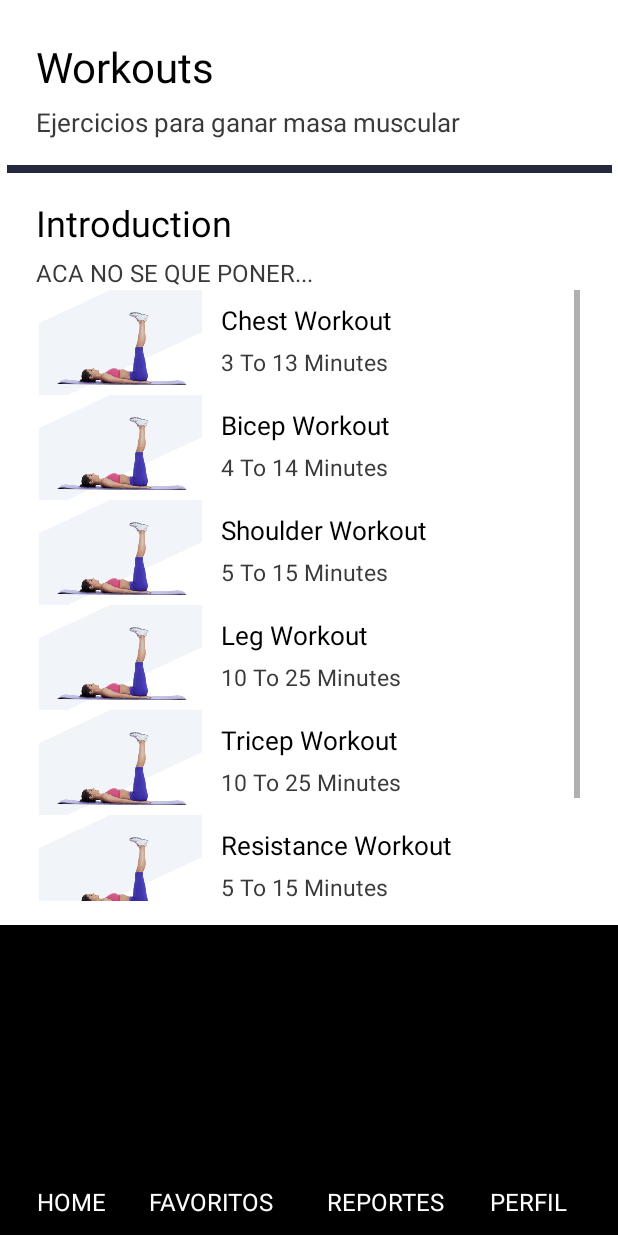
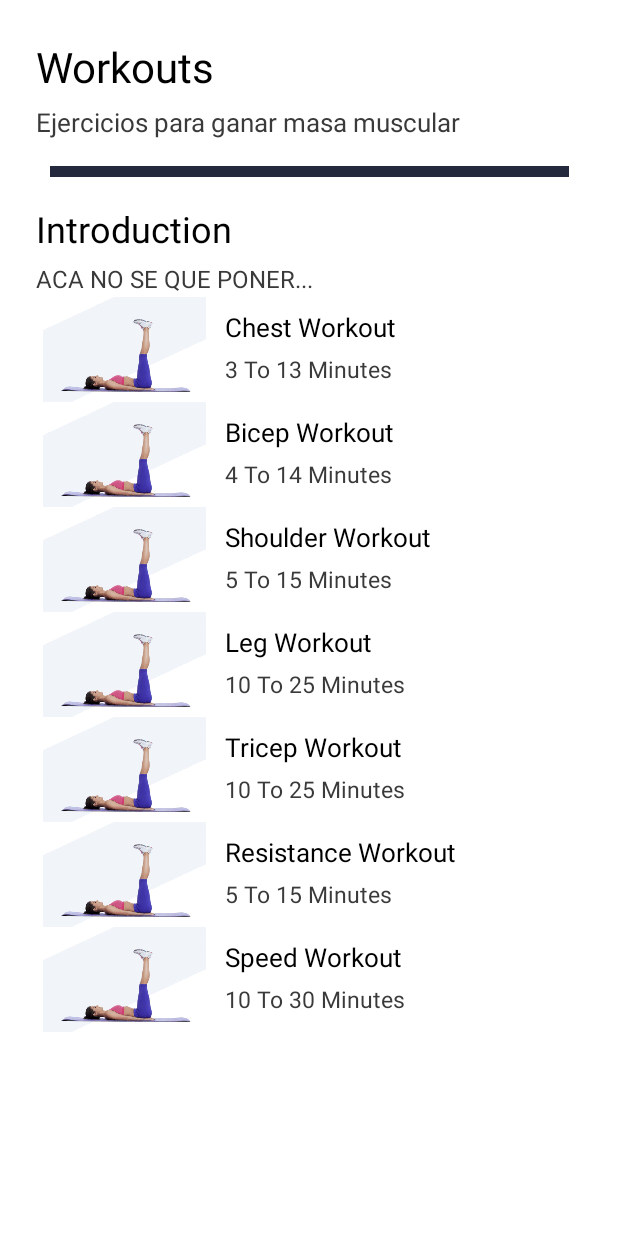
Before and after one commit to estebancasas9817/IngeSoft2.0, an Android app: the Ejemplo screen opened directly, with no data from a screen before it, on a phone screen of 412 x 824 dp. Run offline under Robolectric (Android 15) with nearby library versions, the phone set to English and light mode, and no system bars; our stand-ins replace Firebase (no records; nobody signed in at launch, a user with empty details on screens opened directly).

Commit message:
Nuevo menú principal agregado

```diff
--- a/app/src/main/AndroidManifest.xml
+++ b/app/src/main/AndroidManifest.xml
@@ -11,7 +11,8 @@
         android:roundIcon="@mipmap/ic_launcher_round"
         android:supportsRtl="true"
         android:theme="@style/AppTheme">
-        <activity android:name=".Exercise"></activity>
+        <activity android:name=".HomeActivity"></activity>
+        <activity android:name=".Exercise" />
         <activity android:name=".Ejemplo" />
         <activity android:name=".Probando" />
         <activity android:name=".Perfil" />
--- a/app/src/main/res/layout/activity_ejemplo.xml
+++ b/app/src/main/res/layout/activity_ejemplo.xml
@@ -10,18 +10,17 @@
     <ScrollView
         android:id="@+id/scrollView11"
         android:layout_width="361dp"
-        android:layout_height="407dp"
-        android:layout_marginTop="192dp"
-        android:layout_marginBottom="15dp"
-        app:layout_constraintBottom_toTopOf="@+id/bgprogress"
-        app:layout_constraintEnd_toEndOf="parent"
-        app:layout_constraintStart_toStartOf="parent"
-        app:layout_constraintTop_toTopOf="parent">
+        android:layout_height="0dp"
+        android:layout_marginBottom="59dp"
+        app:layout_constraintBottom_toBottomOf="parent"
+        app:layout_constraintEnd_toEndOf="@+id/subintropage"
+        app:layout_constraintStart_toEndOf="@+id/subintropage"
+        app:layout_constraintTop_toBottomOf="@+id/subintropage">
 
         <LinearLayout
             android:layout_width="361dp"
             android:layout_height="407dp"
-            android:orientation="vertical" >
+            android:orientation="vertical">
 
             <LinearLayout
                 android:id="@+id/fitone"
@@ -227,6 +226,7 @@
                 </LinearLayout>
 
             </LinearLayout>
+
             <LinearLayout
                 android:id="@+id/fitsix"
                 android:layout_width="match_parent"
@@ -315,10 +315,9 @@
         android:id="@+id/intropage"
         android:layout_width="wrap_content"
         android:layout_height="wrap_content"
+
         android:layout_marginStart="24dp"
         android:layout_marginLeft="24dp"
-        android:layout_marginTop="132dp"
-
         android:layout_marginBottom="6dp"
         android:lineSpacingExtra="8dp"
         android:text="Introduction"
@@ -326,45 +325,48 @@
         android:textSize="24sp"
         app:layout_constraintBottom_toTopOf="@+id/subintropage"
         app:layout_constraintStart_toStartOf="parent"
-        app:layout_constraintTop_toTopOf="parent" />
+        app:layout_constraintTop_toBottomOf="@+id/divpage" />
 
     <TextView
         android:id="@+id/subintropage"
         android:layout_width="wrap_content"
         android:layout_height="wrap_content"
-        android:layout_marginBottom="424dp"
+        android:layout_marginBottom="1dp"
         android:lineSpacingExtra="5dp"
         android:text="ACA NO SE QUE PONER..."
         android:textColor="#3A3A3A"
         android:textSize="16sp"
         app:fontFamily="sans-serif"
-        app:layout_constraintBottom_toTopOf="@+id/bgprogress"
+        app:layout_constraintBottom_toTopOf="@+id/scrollView11"
         app:layout_constraintStart_toStartOf="@+id/intropage"
         app:layout_constraintTop_toBottomOf="@+id/intropage" />
 
     <View
         android:id="@+id/divpage"
-        android:layout_width="403dp"
-        android:layout_height="5dp"
-        android:layout_marginTop="110dp"
-        android:layout_marginBottom="501dp"
+        android:layout_width="346dp"
+        android:layout_height="7dp"
+        android:layout_marginStart="4dp"
+        android:layout_marginLeft="4dp"
+        android:layout_marginEnd="4dp"
+        android:layout_marginRight="4dp"
+        android:layout_marginBottom="18dp"
         android:background="#25293E"
-        app:layout_constraintBottom_toTopOf="@+id/bgprogress"
+        app:layout_constraintBottom_toTopOf="@+id/intropage"
         app:layout_constraintEnd_toEndOf="parent"
         app:layout_constraintStart_toStartOf="parent"
-        app:layout_constraintTop_toTopOf="parent" />
+        app:layout_constraintTop_toBottomOf="@+id/subtitlepage" />
 
     <TextView
         android:id="@+id/subtitlepage"
         android:layout_width="wrap_content"
         android:layout_height="wrap_content"
-        android:layout_marginBottom="522dp"
+        android:layout_marginBottom="17dp"
         android:lineSpacingExtra="8dp"
         android:text="Ejercicios para ganar masa muscular"
         android:textColor="#3A3A3A"
         android:textSize="17sp"
         app:fontFamily="sans-serif"
-        app:layout_constraintBottom_toTopOf="@+id/bgprogress"
+        app:layout_constraintBottom_toTopOf="@+id/divpage"
         app:layout_constraintStart_toStartOf="@+id/titlepage"
         app:layout_constraintTop_toBottomOf="@+id/titlepage" />
 
@@ -374,8 +376,8 @@
         android:layout_height="wrap_content"
         android:layout_marginStart="24dp"
         android:layout_marginLeft="24dp"
-        android:layout_marginTop="24dp"
-        android:layout_marginBottom="5dp"
+        android:layout_marginTop="25dp"
+        android:layout_marginBottom="6dp"
         android:lineSpacingExtra="8dp"
         android:text="Workouts"
         android:textColor="#000"
@@ -384,81 +386,5 @@
         app:layout_constraintStart_toStartOf="parent"
         app:layout_constraintTop_toTopOf="parent" />
 
-    <View
-        android:id="@+id/bgprogress"
-        android:layout_width="0dp"
-        android:layout_height="0dp"
-        android:background="#000"
-        app:layout_constraintBottom_toBottomOf="parent"
-        app:layout_constraintEnd_toEndOf="parent"
-        app:layout_constraintStart_toStartOf="parent"
-        app:layout_constraintTop_toBottomOf="@+id/scrollView11" />
-
-    <TextView
-        android:id="@+id/btnPerfil"
-        android:layout_width="wrap_content"
-        android:layout_height="wrap_content"
-        android:layout_marginEnd="9dp"
-        android:layout_marginRight="9dp"
-        android:layout_marginBottom="12dp"
-        android:gravity="center"
-        android:text="PERFIL"
-        android:textAlignment="center"
-        android:textColor="#FFFFFF"
-        android:textSize="16sp"
-        app:layout_constraintBottom_toBottomOf="parent"
-        app:layout_constraintEnd_toEndOf="parent"
-        app:layout_constraintStart_toEndOf="@+id/btnReportes" />
-
-    <TextView
-        android:id="@+id/btnHome"
-        android:layout_width="wrap_content"
-        android:layout_height="wrap_content"
-        android:layout_marginEnd="3dp"
-        android:layout_marginRight="3dp"
-        android:layout_marginBottom="12dp"
-        android:gravity="center"
-        android:text="HOME"
-        android:textAlignment="center"
-        android:textColor="#FFFFFF"
-        android:textSize="16sp"
-        app:layout_constraintBottom_toBottomOf="parent"
-        app:layout_constraintEnd_toStartOf="@+id/btnFavoritos"
-        app:layout_constraintStart_toStartOf="parent" />
-
-
-    <TextView
-        android:id="@+id/btnFavoritos"
-        android:layout_width="wrap_content"
-        android:layout_height="wrap_content"
-        android:layout_marginEnd="10dp"
-        android:layout_marginRight="10dp"
-        android:layout_marginBottom="12dp"
-        android:gravity="center"
-        android:text="FAVORITOS"
-        android:textAlignment="center"
-        android:textColor="#FFFFFF"
-        android:textSize="16sp"
-        app:layout_constraintBottom_toBottomOf="parent"
-        app:layout_constraintEnd_toStartOf="@+id/btnReportes"
-        app:layout_constraintStart_toEndOf="@+id/btnHome" />
-
-
-    <TextView
-        android:id="@+id/btnReportes"
-        android:layout_width="wrap_content"
-        android:layout_height="wrap_content"
-        android:layout_marginEnd="5dp"
-        android:layout_marginRight="5dp"
-        android:layout_marginBottom="12dp"
-        android:gravity="center"
-        android:text="REPORTES"
-        android:textAlignment="center"
-        android:textColor="#FFFFFF"
-        android:textSize="16sp"
-        app:layout_constraintBottom_toBottomOf="parent"
-        app:layout_constraintEnd_toStartOf="@+id/btnPerfil"
-        app:layout_constraintStart_toEndOf="@+id/btnFavoritos" />
-
 
 </androidx.constraintlayout.widget.ConstraintLayout>
--- a/app/src/main/res/values/colors.xml
+++ b/app/src/main/res/values/colors.xml
@@ -3,4 +3,7 @@
     <color name="colorPrimary">#6200EE</color>
     <color name="colorPrimaryDark">#3700B3</color>
     <color name="colorAccent">#03DAC5</color>
+    <color name ="fondoOscuro">#34495E</color>
+    <color name = "plateado" >#D0D3D4</color>
+    <color name ="aqua">#76D7C4</color>
 </resources>
```
Also changed, not shown: app/src/main/java/com/company/workpeace/Ejemplo.java (+0 -24 lines), app/src/main/java/com/company/workpeace/HomeActivity.java (added, +64 -0 lines), app/src/main/java/com/company/workpeace/Login.java (+1 -11 lines), app/src/main/res/layout/activity_home.xml (added, +257 -0 lines), app/src/main/res/drawable/ejercicios.jpg (added), app/src/main/res/drawable/meditacion.jpg (added), app/src/main/res/drawable/workout.png (added), app/src/main/res/drawable/yoga.jpg (added).
